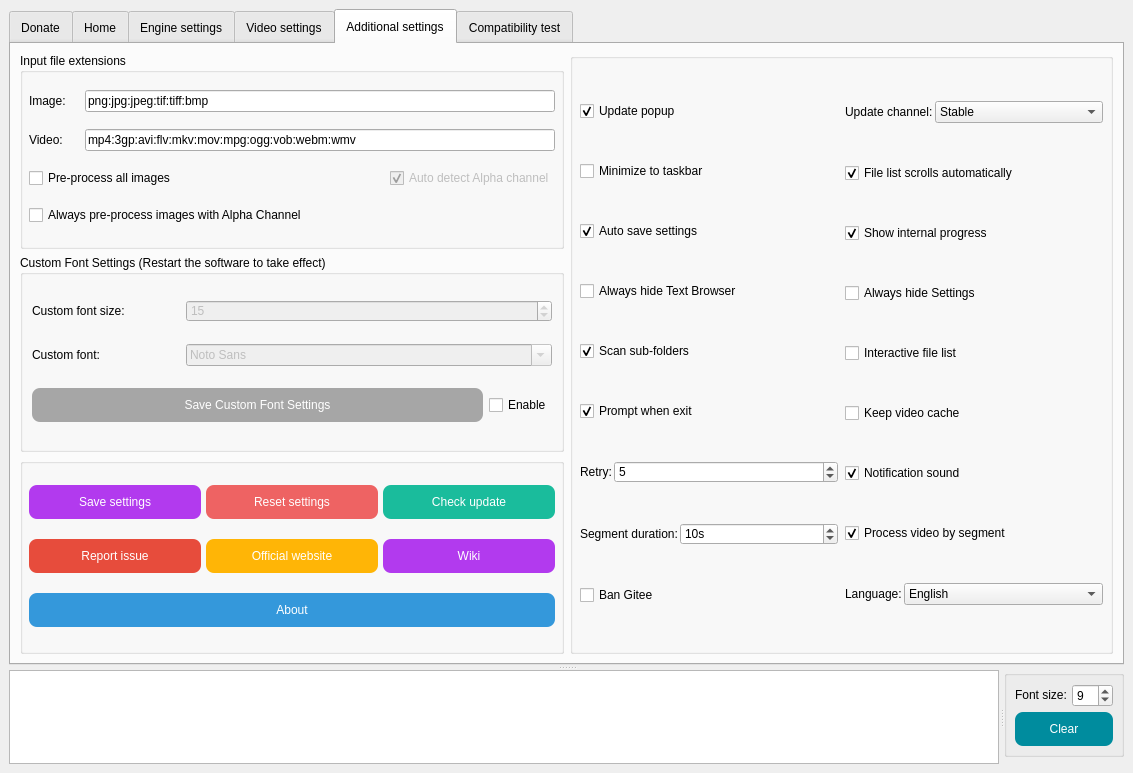
Qt form SRC/Waifu2x-Extension-QT/mainwindow.ui (AaronFeng753/Waifu2x-Extension-GUI) before a commit.
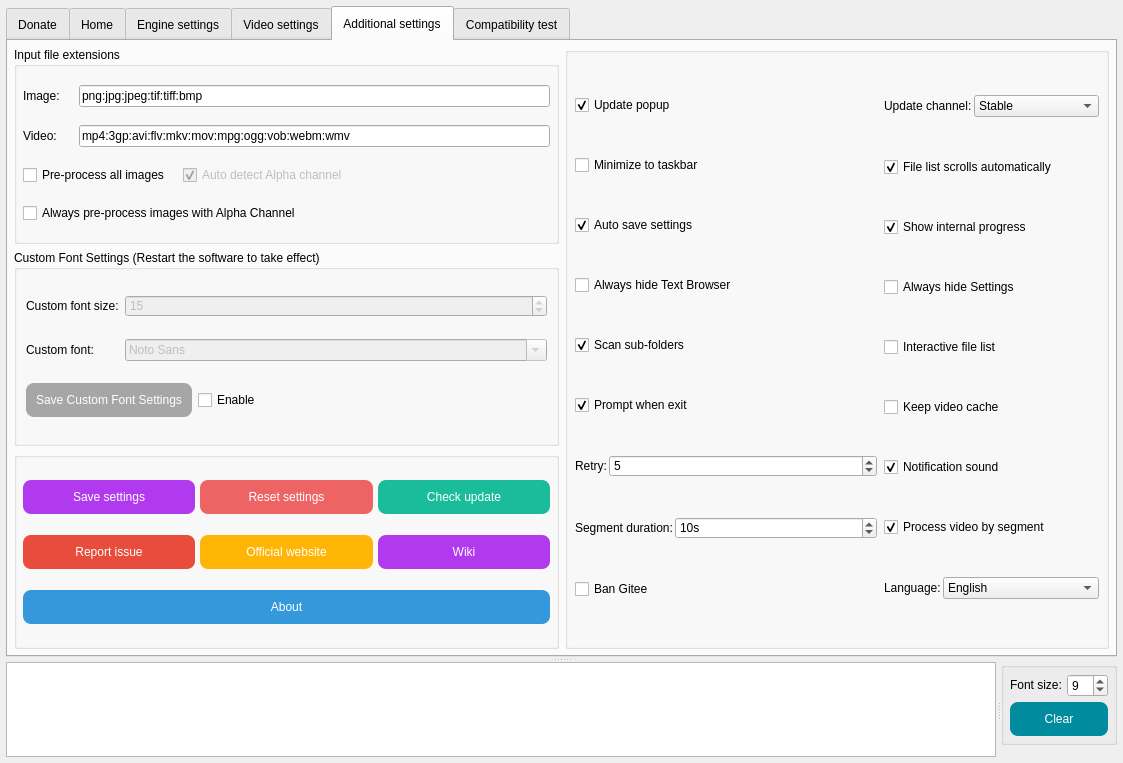
The same form after that commit. The open tabs and pages were chosen to show the change. Icons and pictures are not drawn.

```diff
--- a/SRC/Waifu2x-Extension-QT/mainwindow.ui
+++ b/SRC/Waifu2x-Extension-QT/mainwindow.ui
@@ -6,8 +6,8 @@
    <rect>
     <x>0</x>
     <y>0</y>
-    <width>1133</width>
-    <height>773</height>
+    <width>1123</width>
+    <height>763</height>
    </rect>
   </property>
   <property name="sizePolicy">
@@ -46,6 +46,18 @@
     <string notr="true"/>
    </property>
    <layout class="QGridLayout" name="gridLayout_40">
+    <property name="leftMargin">
+     <number>6</number>
+    </property>
+    <property name="topMargin">
+     <number>6</number>
+    </property>
+    <property name="rightMargin">
+     <number>6</number>
+    </property>
+    <property name="bottomMargin">
+     <number>6</number>
+    </property>
     <item row="0" column="0">
      <widget class="QSplitter" name="splitter_4">
       <property name="styleSheet">
@@ -58,6 +70,12 @@
        <number>5</number>
       </property>
       <widget class="QTabWidget" name="tabWidget">
+       <property name="sizePolicy">
+        <sizepolicy hsizetype="Preferred" vsizetype="Expanding">
+         <horstretch>0</horstretch>
+         <verstretch>0</verstretch>
+        </sizepolicy>
+       </property>
        <property name="minimumSize">
         <size>
          <width>0</width>
@@ -5847,6 +5865,18 @@
          <string>Additional settings</string>
         </attribute>
         <layout class="QGridLayout" name="gridLayout_19">
+         <property name="leftMargin">
+          <number>6</number>
+         </property>
+         <property name="topMargin">
+          <number>6</number>
+         </property>
+         <property name="rightMargin">
+          <number>6</number>
+         </property>
+         <property name="bottomMargin">
+          <number>6</number>
+         </property>
          <item row="0" column="0">
           <layout class="QHBoxLayout" name="horizontalLayout_10" stretch="1,1">
            <item>
@@ -5875,50 +5905,6 @@
                 <property name="bottomMargin">
                  <number>6</number>
                 </property>
-                <item row="3" column="0" colspan="4">
-                 <widget class="QCheckBox" name="checkBox_AlwaysPreProcessAlphaPNG">
-                  <property name="toolTip">
-                   <string>This software already can intelligently detect whether the Alpha channel is lost,
-and automatically reprocess the picture. And image will be pre-processed during the 
-reporcess so the alpha channel won't lost again.
-
-However, this will cause additional time consumption. If re-processing
-frequently occurs when processing images, you can enable this option to save time.</string>
-                  </property>
-                  <property name="text">
-                   <string>Always pre-process images with Alpha Channel</string>
-                  </property>
-                  <property name="checked">
-                   <bool>false</bool>
-                  </property>
-                 </widget>
-                </item>
-                <item row="1" column="1" colspan="3">
-                 <widget class="QLineEdit" name="Ext_video">
-                  <property name="minimumSize">
-                   <size>
-                    <width>300</width>
-                    <height>0</height>
-                   </size>
-                  </property>
-                  <property name="acceptDrops">
-                   <bool>false</bool>
-                  </property>
-                  <property name="toolTip">
-                   <string>When you find that the file format you want to process cannot 
-be added to the file list, you can add the file extension yourself 
-in the additional settings.
-
-Each extension needs to be separated by &quot;:&quot;
-
-(There is no guarantee that the file format you add will 
-be processed successfully)</string>
-                  </property>
-                  <property name="text">
-                   <string notr="true">mp4:3gp:avi:flv:mkv:mov:mpg:ogg:vob:webm:wmv</string>
-                  </property>
-                 </widget>
-                </item>
                 <item row="0" column="0">
                  <widget class="QLabel" name="label_4">
                   <property name="maximumSize">
@@ -5942,17 +5928,8 @@
                   </property>
                  </widget>
                 </item>
-                <item row="0" column="1" colspan="3">
-                 <widget class="QLineEdit" name="Ext_image">
-                  <property name="minimumSize">
-                   <size>
-                    <width>300</width>
-                    <height>0</height>
-                   </size>
-                  </property>
-                  <property name="acceptDrops">
-                   <bool>false</bool>
-                  </property>
+                <item row="2" column="0" colspan="2">
+                 <widget class="QCheckBox" name="checkBox_PreProcessImage">
                   <property name="toolTip">
                    <string>When you find that the file format you want to process cannot 
 be added to the file list, you can add the file extension yourself 
@@ -5964,10 +5941,23 @@
 be processed successfully)</string>
                   </property>
                   <property name="text">
-                   <string notr="true">png:jpg:jpeg:tif:tiff:bmp</string>
+                   <string>Pre-process all images</string>
                   </property>
                  </widget>
                 </item>
+                <item row="2" column="3" colspan="2">
+                 <spacer name="horizontalSpacer_3">
+                  <property name="orientation">
+                   <enum>Qt::Horizontal</enum>
+                  </property>
+                  <property name="sizeHint" stdset="0">
+                   <size>
+                    <width>40</width>
+                    <height>20</height>
+                   </size>
+                  </property>
+                 </spacer>
+                </item>
                 <item row="1" column="0">
                  <widget class="QLabel" name="label_5">
                   <property name="maximumSize">
@@ -5991,7 +5981,33 @@
                   </property>
                  </widget>
                 </item>
-                <item row="2" column="3">
+                <item row="1" column="1" colspan="4">
+                 <widget class="QLineEdit" name="Ext_video">
+                  <property name="minimumSize">
+                   <size>
+                    <width>300</width>
+                    <height>0</height>
+                   </size>
+                  </property>
+                  <property name="acceptDrops">
+                   <bool>false</bool>
+                  </property>
+                  <property name="toolTip">
+                   <string>When you find that the file format you want to process cannot 
+be added to the file list, you can add the file extension yourself 
+in the additional settings.
+
+Each extension needs to be separated by &quot;:&quot;
+
+(There is no guarantee that the file format you add will 
+be processed successfully)</string>
+                  </property>
+                  <property name="text">
+                   <string notr="true">mp4:3gp:avi:flv:mkv:mov:mpg:ogg:vob:webm:wmv</string>
+                  </property>
+                 </widget>
+                </item>
+                <item row="2" column="2">
                  <widget class="QCheckBox" name="checkBox_AutoDetectAlphaChannel">
                   <property name="enabled">
                    <bool>false</bool>
@@ -6008,15 +6024,48 @@
                   </property>
                  </widget>
                 </item>
-                <item row="2" column="0" colspan="3">
-                 <widget class="QCheckBox" name="checkBox_PreProcessImage">
+                <item row="0" column="1" colspan="4">
+                 <widget class="QLineEdit" name="Ext_image">
+                  <property name="minimumSize">
+                   <size>
+                    <width>300</width>
+                    <height>0</height>
+                   </size>
+                  </property>
+                  <property name="acceptDrops">
+                   <bool>false</bool>
+                  </property>
                   <property name="toolTip">
                    <string>Convert every image to PNG before processing it.
 Enabling this option will improve compatibility. However, it will
 increase the time and storage space required to process image.</string>
                   </property>
                   <property name="text">
-                   <string>Pre-process all images</string>
+                   <string notr="true">png:jpg:jpeg:tif:tiff:bmp</string>
+                  </property>
+                 </widget>
+                </item>
+                <item row="3" column="0" colspan="5">
+                 <widget class="QCheckBox" name="checkBox_AlwaysPreProcessAlphaPNG">
+                  <property name="sizePolicy">
+                   <sizepolicy hsizetype="Preferred" vsizetype="Fixed">
+                    <horstretch>0</horstretch>
+                    <verstretch>0</verstretch>
+                   </sizepolicy>
+                  </property>
+                  <property name="toolTip">
+                   <string>This software already can intelligently detect whether the Alpha channel is lost,
+and automatically reprocess the picture. And image will be pre-processed during the 
+reporcess so the alpha channel won't lost again.
+
+However, this will cause additional time consumption. If re-processing
+frequently occurs when processing images, you can enable this option to save time.</string>
+                  </property>
+                  <property name="text">
+                   <string>Always pre-process images with Alpha Channel</string>
+                  </property>
+                  <property name="checked">
+                   <bool>false</bool>
                   </property>
                  </widget>
                 </item>
@@ -6029,63 +6078,6 @@
                 <string>Custom Font Settings (Restart the software to take effect)</string>
                </property>
                <layout class="QGridLayout" name="gridLayout_17">
-                <item row="0" column="1" colspan="3">
-                 <widget class="QSpinBox" name="spinBox_GlobalFontSize">
-                  <property name="enabled">
-                   <bool>false</bool>
-                  </property>
-                  <property name="maximumSize">
-                   <size>
-                    <width>16777215</width>
-                    <height>16777215</height>
-                   </size>
-                  </property>
-                  <property name="minimum">
-                   <number>1</number>
-                  </property>
-                  <property name="maximum">
-                   <number>999</number>
-                  </property>
-                  <property name="value">
-                   <number>15</number>
-                  </property>
-                 </widget>
-                </item>
-                <item row="1" column="1" colspan="3">
-                 <widget class="QFontComboBox" name="fontComboBox_CustFont">
-                  <property name="enabled">
-                   <bool>false</bool>
-                  </property>
-                  <property name="currentText">
-                   <string notr="true">宋体</string>
-                  </property>
-                  <property name="currentFont">
-                   <font>
-                    <family>宋体</family>
-                   </font>
-                  </property>
-                 </widget>
-                </item>
-                <item row="0" column="0">
-                 <widget class="QLabel" name="label_22">
-                  <property name="text">
-                   <string>Custom font size:</string>
-                  </property>
-                  <property name="alignment">
-                   <set>Qt::AlignLeading|Qt::AlignLeft|Qt::AlignVCenter</set>
-                  </property>
-                 </widget>
-                </item>
-                <item row="1" column="0">
-                 <widget class="QLabel" name="label_24">
-                  <property name="text">
-                   <string>Custom font:</string>
-                  </property>
-                  <property name="alignment">
-                   <set>Qt::AlignLeading|Qt::AlignLeft|Qt::AlignVCenter</set>
-                  </property>
-                 </widget>
-                </item>
                 <item row="2" column="3">
                  <widget class="QCheckBox" name="checkBox_isCustFontEnable">
                   <property name="sizePolicy">
@@ -6154,6 +6146,76 @@
                   </property>
                  </widget>
                 </item>
+                <item row="0" column="0">
+                 <widget class="QLabel" name="label_22">
+                  <property name="text">
+                   <string>Custom font size:</string>
+                  </property>
+                  <property name="alignment">
+                   <set>Qt::AlignLeading|Qt::AlignLeft|Qt::AlignVCenter</set>
+                  </property>
+                 </widget>
+                </item>
+                <item row="1" column="0">
+                 <widget class="QLabel" name="label_24">
+                  <property name="text">
+                   <string>Custom font:</string>
+                  </property>
+                  <property name="alignment">
+                   <set>Qt::AlignLeading|Qt::AlignLeft|Qt::AlignVCenter</set>
+                  </property>
+                 </widget>
+                </item>
+                <item row="2" column="4">
+                 <spacer name="horizontalSpacer_2">
+                  <property name="orientation">
+                   <enum>Qt::Horizontal</enum>
+                  </property>
+                  <property name="sizeHint" stdset="0">
+                   <size>
+                    <width>40</width>
+                    <height>20</height>
+                   </size>
+                  </property>
+                 </spacer>
+                </item>
+                <item row="1" column="1" colspan="4">
+                 <widget class="QFontComboBox" name="fontComboBox_CustFont">
+                  <property name="enabled">
+                   <bool>false</bool>
+                  </property>
+                  <property name="currentText">
+                   <string notr="true">宋体</string>
+                  </property>
+                  <property name="currentFont">
+                   <font>
+                    <family>宋体</family>
+                   </font>
+                  </property>
+                 </widget>
+                </item>
+                <item row="0" column="1" colspan="4">
+                 <widget class="QSpinBox" name="spinBox_GlobalFontSize">
+                  <property name="enabled">
+                   <bool>false</bool>
+                  </property>
+                  <property name="maximumSize">
+                   <size>
+                    <width>16777215</width>
+                    <height>16777215</height>
+                   </size>
+                  </property>
+                  <property name="minimum">
+                   <number>1</number>
+                  </property>
+                  <property name="maximum">
+                   <number>999</number>
+                  </property>
+                  <property name="value">
+                   <number>15</number>
+                  </property>
+                 </widget>
+                </item>
                </layout>
               </widget>
              </item>
@@ -6475,7 +6537,7 @@
              <property name="title">
               <string/>
              </property>
-             <layout class="QGridLayout" name="gridLayout_14" columnstretch="50,50">
+             <layout class="QGridLayout" name="gridLayout_14" columnstretch="50,0">
               <property name="leftMargin">
                <number>7</number>
               </property>
@@ -7484,6 +7546,24 @@
        </widget>
       </widget>
       <widget class="QSplitter" name="splitter_3">
+       <property name="sizePolicy">
+        <sizepolicy hsizetype="Preferred" vsizetype="Expanding">
+         <horstretch>0</horstretch>
+         <verstretch>0</verstretch>
+        </sizepolicy>
+       </property>
+       <property name="minimumSize">
+        <size>
+         <width>0</width>
+         <height>95</height>
+        </size>
+       </property>
+       <property name="maximumSize">
+        <size>
+         <width>16777215</width>
+         <height>16777215</height>
+        </size>
+       </property>
        <property name="contextMenuPolicy">
         <enum>Qt::DefaultContextMenu</enum>
        </property>
@@ -7497,16 +7577,22 @@
         <number>5</number>
        </property>
        <widget class="QTextBrowser" name="textBrowser">
+        <property name="sizePolicy">
+         <sizepolicy hsizetype="Preferred" vsizetype="Preferred">
+          <horstretch>0</horstretch>
+          <verstretch>0</verstretch>
+         </sizepolicy>
+        </property>
         <property name="minimumSize">
          <size>
           <width>0</width>
-          <height>94</height>
+          <height>0</height>
          </size>
         </property>
         <property name="maximumSize">
          <size>
           <width>16777215</width>
-          <height>94</height>
+          <height>16777215</height>
          </size>
         </property>
         <property name="font">
@@ -7551,16 +7637,16 @@
           <enum>QLayout::SetFixedSize</enum>
          </property>
          <property name="leftMargin">
-          <number>8</number>
+          <number>6</number>
          </property>
          <property name="topMargin">
-          <number>8</number>
+          <number>6</number>
          </property>
          <property name="rightMargin">
-          <number>8</number>
+          <number>6</number>
          </property>
          <property name="bottomMargin">
-          <number>8</number>
+          <number>6</number>
          </property>
          <property name="spacing">
           <number>5</number>
```
Left out of the diff: 229 changed lines with no effect on the pictures.
